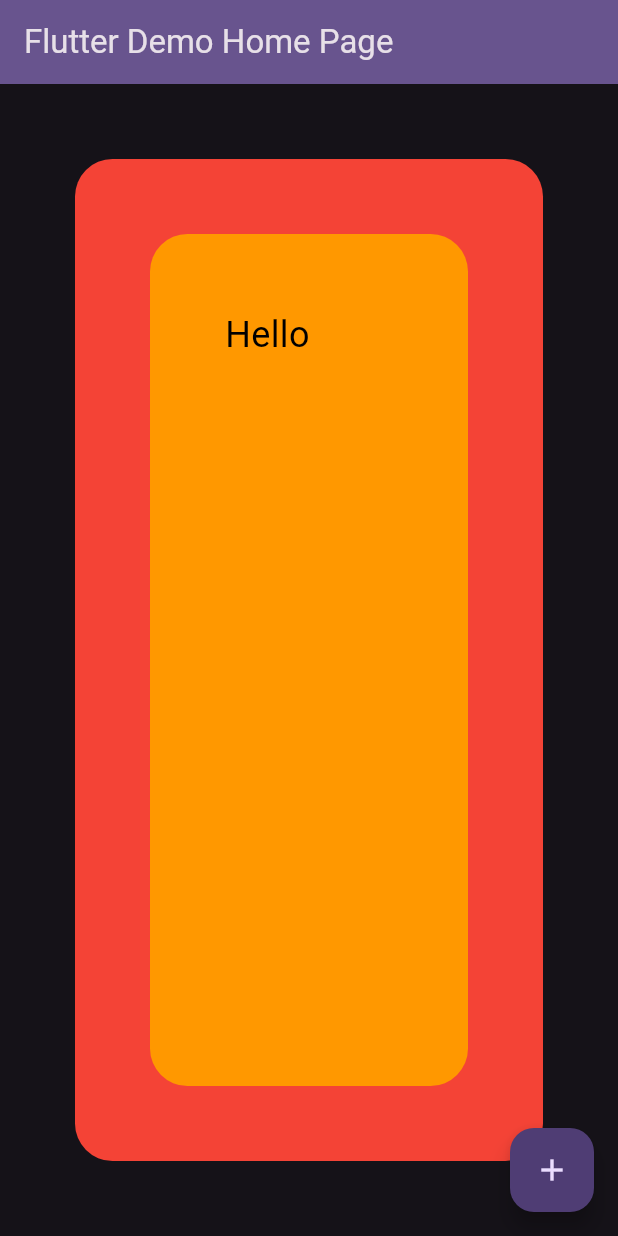
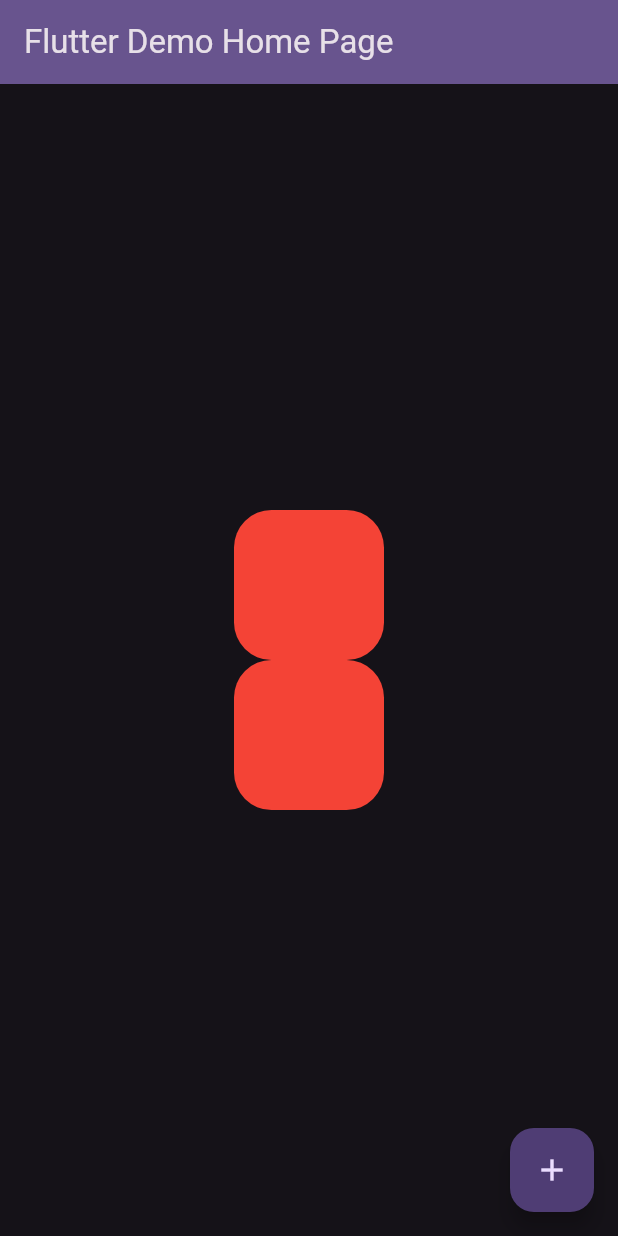
Before and after one commit to Pawel-Lechki/myapp, a Flutter app: the screen it shows after launch, on a phone screen of 412 x 824 dp. Run offline on Flutter 3.47's test engine with Material 3 defaults, Android fonts, the phone set to English and light mode, and no system bars.

Commit message:
Columnnt component

```diff
--- a/lib/main.dart
+++ b/lib/main.dart
@@ -98,28 +98,28 @@ class _MyHomePageState extends State<MyHomePage> {
       body: Center(
         // Center is a layout widget. It takes a single child and positions it
         // in the middle of the parent.
-        child: Container(
-          height: double.infinity,
-          width: double.infinity,
-          padding: EdgeInsets.all(50.0),
-          margin: EdgeInsets.all(50.0),
+        child: Column(
+          mainAxisAlignment: MainAxisAlignment.center,
+          mainAxisSize: MainAxisSize.min,
+          children: [
+            Container(
+              height: 100.0,
+              width: 100.0,
               decoration: BoxDecoration(
                 borderRadius: BorderRadius.circular(25.0),
                 color: Colors.red,
               ),
-          child: Container(
-            height: double.infinity,
-            width: double.infinity,
-            padding: EdgeInsets.all(50.0),
+            ),
+            Container(
+              height: 100.0,
+              width: 100.0,
+
               decoration: BoxDecoration(
                 borderRadius: BorderRadius.circular(25.0),
-              color: Colors.orange,
-            ),
-            child: Text(
-              'Hello',
-              style: TextStyle(color: Colors.black, fontSize: 24.0),
+                color: Colors.red,
               ),
             ),
+          ],
         ),
       ),
       floatingActionButton: FloatingActionButton(
```
Lines whose indentation alone changed are shown as unchanged.
